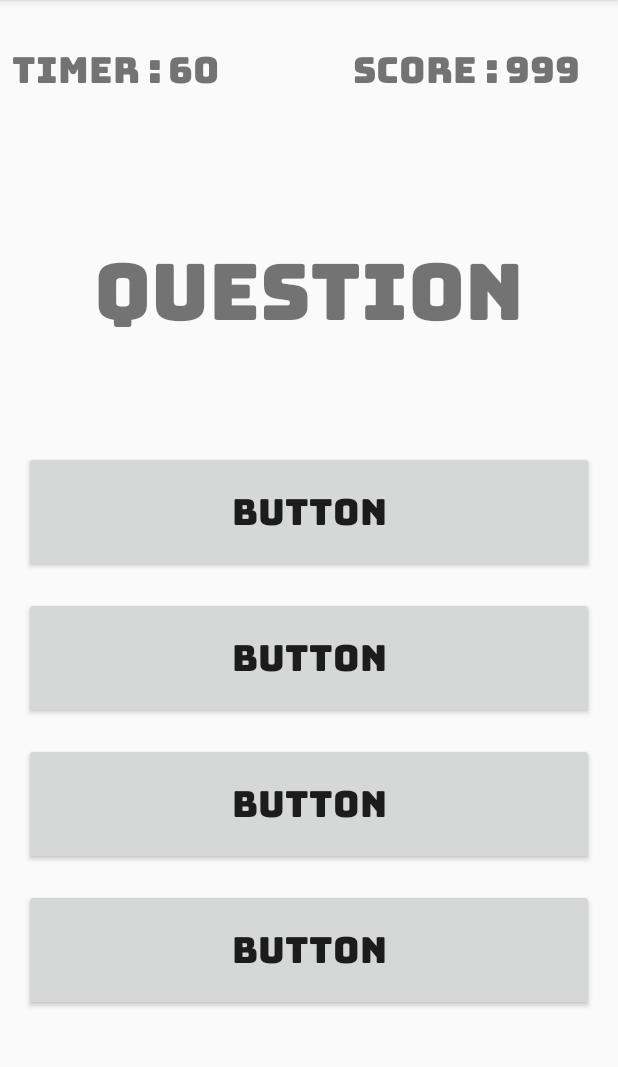
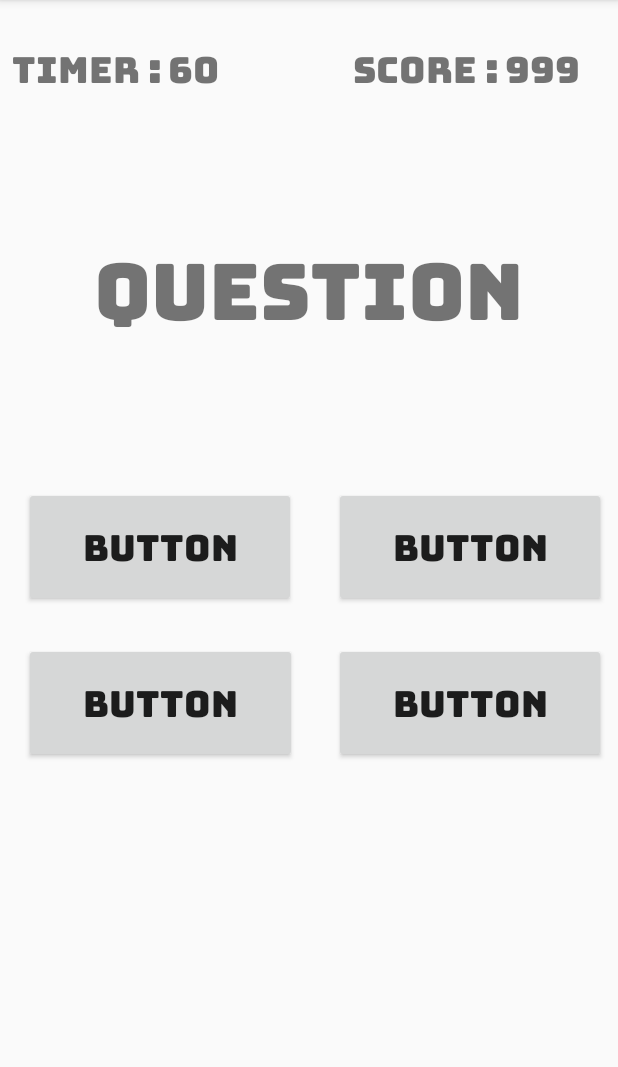
Before and after one commit to Sunnylnwza007/TranslateIt, an Android app: the fragment GameFragment shown on its own in the app's theme, on a phone screen of 412 x 824 dp, the part 84-1151 px from its top. Run offline under Robolectric (Android 15) with nearby library versions, the phone set to English and light mode, and no system bars; our stand-ins replace data binding.

Commit message:
add navigation all page

```diff
--- a/app/build.gradle
+++ b/app/build.gradle
@@ -37,5 +37,7 @@ dependencies {
     testImplementation 'junit:junit:4.12'
     androidTestImplementation 'androidx.test:runner:1.1.1'
     androidTestImplementation 'androidx.test.espresso:espresso-core:3.1.1'
+    implementation"android.arch.navigation:navigation-fragment-ktx:$navigationVersion"
+    implementation "android.arch.navigation:navigation-ui-ktx:$navigationVersion"
 
 }
--- a/app/src/main/java/buu/informatics/s59160090/translateit/EndFragment.kt
+++ b/app/src/main/java/buu/informatics/s59160090/translateit/EndFragment.kt
@@ -7,6 +7,7 @@ import android.view.LayoutInflater
 import android.view.View
 import android.view.ViewGroup
 import androidx.databinding.DataBindingUtil
+import androidx.navigation.findNavController
 import buu.informatics.s59160090.translateit.databinding.FragmentEndBinding
 import buu.informatics.s59160090.translateit.databinding.FragmentGameBinding
 
@@ -22,6 +23,9 @@ class EndFragment : Fragment() {
         // Inflate the layout for this fragment
         val binding = DataBindingUtil.inflate<FragmentEndBinding>(inflater,
             R.layout.fragment_end,container,false)
+        binding.menuButton2.setOnClickListener {view : View ->
+            view.findNavController().navigate(R.id.action_endFragment_to_mainMenuFragment2)
+        }
 
         return binding.root
     }
--- a/app/src/main/java/buu/informatics/s59160090/translateit/GameFragment.kt
+++ b/app/src/main/java/buu/informatics/s59160090/translateit/GameFragment.kt
@@ -8,6 +8,7 @@ import android.view.LayoutInflater
 import android.view.View
 import android.view.ViewGroup
 import androidx.databinding.DataBindingUtil
+import androidx.navigation.findNavController
 import buu.informatics.s59160090.translateit.databinding.FragmentGameBinding
 
 // TODO: Rename parameter arguments, choose names that match
@@ -32,6 +33,19 @@ class GameFragment : Fragment() {
         val binding = DataBindingUtil.inflate<FragmentGameBinding>(inflater,
             R.layout.fragment_game,container,false)
 
+        binding.ans1.setOnClickListener {view : View ->
+            view.findNavController().navigate(R.id.action_gameFragment_to_endFragment2)
+        }
+        binding.ans2.setOnClickListener {view : View ->
+            view.findNavController().navigate(R.id.action_gameFragment_to_endFragment2)
+        }
+        binding.ans3.setOnClickListener {view : View ->
+            view.findNavController().navigate(R.id.action_gameFragment_to_endFragment2)
+        }
+        binding.ans4.setOnClickListener {view : View ->
+            view.findNavController().navigate(R.id.action_gameFragment_to_endFragment2)
+        }
+
         return binding.root
     }
 
--- a/app/src/main/java/buu/informatics/s59160090/translateit/ScoreFragment.kt
+++ b/app/src/main/java/buu/informatics/s59160090/translateit/ScoreFragment.kt
@@ -7,6 +7,7 @@ import android.view.LayoutInflater
 import android.view.View
 import android.view.ViewGroup
 import androidx.databinding.DataBindingUtil
+import androidx.navigation.findNavController
 import buu.informatics.s59160090.translateit.databinding.FragmentScoreBinding
 
 /**
@@ -21,7 +22,9 @@ class ScoreFragment : Fragment() {
         // Inflate the layout for this fragment
         val binding = DataBindingUtil.inflate<FragmentScoreBinding>(inflater,
             R.layout.fragment_score,container,false)
-
+        binding.menuButton3.setOnClickListener {view : View ->
+            view.findNavController().navigate(R.id.action_scoreFragment_to_mainMenuFragment2)
+        }
         return binding.root
     }
 
--- a/app/src/main/res/layout/activity_main.xml
+++ b/app/src/main/res/layout/activity_main.xml
@@ -9,9 +9,11 @@
 
         <fragment
             android:id="@+id/main"
-            android:name="buu.informatics.s59160090.translateit.EndFragment"
+            android:name="androidx.navigation.fragment.NavHostFragment"
             android:layout_width="match_parent"
-            android:layout_height="match_parent" />
+            android:layout_height="match_parent"
+            app:navGraph="@navigation/navigation"
+            app:defaultNavHost="true"/>
 
     </RelativeLayout>
 </layout>
--- a/app/src/main/res/layout/fragment_game.xml
+++ b/app/src/main/res/layout/fragment_game.xml
@@ -70,66 +70,53 @@
 
         <Button
             android:id="@+id/ans1"
-            android:layout_width="0dp"
-            android:layout_height="wrap_content"
+            android:layout_width="181dp"
+            android:layout_height="80dp"
             android:layout_marginStart="16dp"
-            android:layout_marginTop="24dp"
-            android:layout_marginEnd="16dp"
+            android:layout_marginTop="48dp"
             android:fontFamily="@font/bungee"
             android:gravity="center"
             android:text="Button"
             android:textSize="24sp"
-            app:layout_constraintEnd_toEndOf="parent"
             app:layout_constraintStart_toStartOf="parent"
             app:layout_constraintTop_toBottomOf="@+id/qs" />
 
         <Button
             android:id="@+id/ans2"
-            android:layout_width="0dp"
-            android:layout_height="wrap_content"
-            android:layout_marginStart="16dp"
-            android:layout_marginTop="16dp"
-            android:layout_marginEnd="16dp"
+            android:layout_width="181dp"
+            android:layout_height="80dp"
+            android:layout_marginEnd="8dp"
             android:fontFamily="@font/bungee"
             android:gravity="center"
             android:text="Button"
             android:textSize="24sp"
-            app:layout_constraintEnd_toEndOf="parent"
-            app:layout_constraintHorizontal_bias="0.0"
+            app:layout_constraintBaseline_toBaselineOf="@+id/ans1"
+            app:layout_constraintEnd_toEndOf="parent" />
+
+        <Button
+            android:id="@+id/ans3"
+            android:layout_width="182dp"
+            android:layout_height="80dp"
+            android:layout_marginStart="16dp"
+            android:layout_marginTop="24dp"
+            android:fontFamily="@font/bungee"
+            android:gravity="center"
+            android:text="Button"
+            android:textSize="24sp"
             app:layout_constraintStart_toStartOf="parent"
             app:layout_constraintTop_toBottomOf="@+id/ans1" />
 
         <Button
-            android:id="@+id/ans3"
-            android:layout_width="0dp"
-            android:layout_height="wrap_content"
-            android:layout_marginStart="16dp"
-            android:layout_marginTop="16dp"
-            android:layout_marginEnd="16dp"
+            android:id="@+id/ans4"
+            android:layout_width="181dp"
+            android:layout_height="80dp"
+            android:layout_marginEnd="8dp"
             android:fontFamily="@font/bungee"
             android:gravity="center"
             android:text="Button"
             android:textSize="24sp"
-            app:layout_constraintEnd_toEndOf="parent"
-            app:layout_constraintHorizontal_bias="1.0"
-            app:layout_constraintStart_toStartOf="parent"
-            app:layout_constraintTop_toBottomOf="@+id/ans2" />
-
-        <Button
-            android:id="@+id/ans4"
-            android:layout_width="0dp"
-            android:layout_height="wrap_content"
-            android:layout_marginStart="16dp"
-            android:layout_marginTop="16dp"
-            android:layout_marginEnd="16dp"
-            android:fontFamily="@font/bungee"
-            android:gravity="center"
-            android:text="Button"
-            android:textSize="24sp"
-            app:layout_constraintEnd_toEndOf="parent"
-            app:layout_constraintHorizontal_bias="1.0"
-            app:layout_constraintStart_toStartOf="parent"
-            app:layout_constraintTop_toBottomOf="@+id/ans3" />
+            app:layout_constraintBaseline_toBaselineOf="@+id/ans3"
+            app:layout_constraintEnd_toEndOf="parent" />
 
     </androidx.constraintlayout.widget.ConstraintLayout>
 </layout>
--- a/build.gradle
+++ b/build.gradle
@@ -2,13 +2,14 @@
 
 buildscript {
     ext.kotlin_version = '1.3.50'
+    ext.navigationVersion = '1.0.0-rc02'
     repositories {
         google()
         jcenter()
 
     }
     dependencies {
-        classpath 'com.android.tools.build:gradle:3.5.0'
+        classpath 'com.android.tools.build:gradle:3.5.1'
         classpath "org.jetbrains.kotlin:kotlin-gradle-plugin:$kotlin_version"
 
         // NOTE: Do not place your application dependencies here; they belong
```
Also changed, not shown: app/src/main/java/buu/informatics/s59160090/translateit/MainMenuFragment.kt (+14 -1 lines), app/src/main/java/buu/informatics/s59160090/translateit/MainPage.kt (+7 -2 lines), app/src/main/res/layout/fragment_score.xml (+34 -11 lines), app/src/main/res/navigation/navigation.xml (added, +56 -0 lines).
